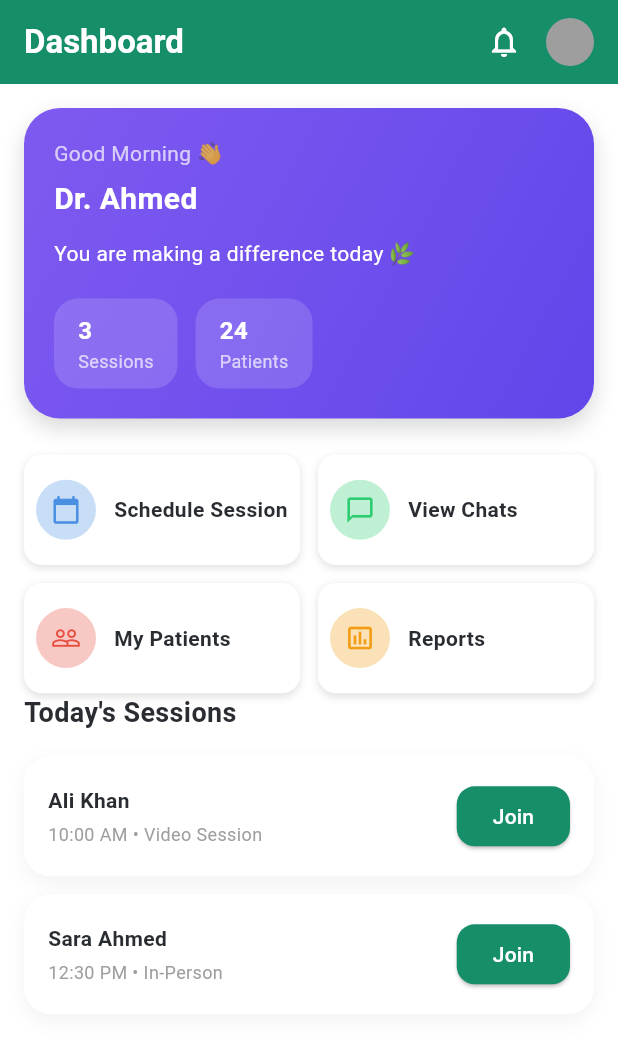
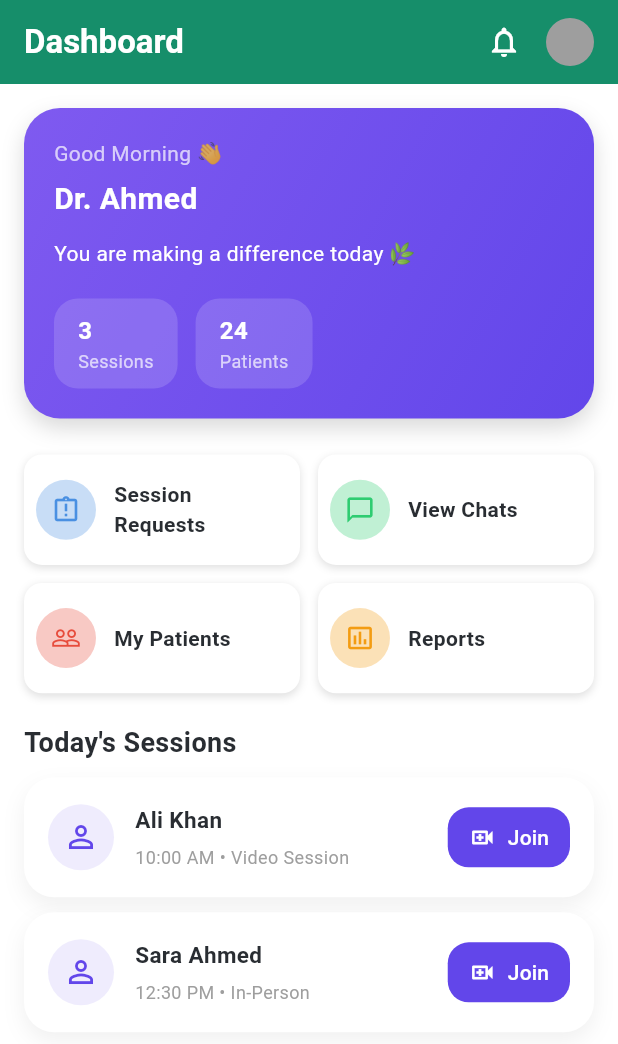
Before and after one commit to aneeq580/FYP-E-Therapy, a Flutter app: the screen it shows after launch, on a phone screen of 412 x 824 dp. Shown: the top 1044 px of the screen. Run offline on Flutter 3.47's test engine with Material 3 defaults, Android fonts, the light colour scheme and no system bars; our stand-ins replace font_awesome_flutter.

Commit message:
Therapisr-Home

```diff
--- a/lib/therapist/screens/therapist_home_screen.dart
+++ b/lib/therapist/screens/therapist_home_screen.dart
@@ -43,14 +43,17 @@ class TherapistHomeScreen extends StatelessWidget {
               childAspectRatio: 2.5,
               children: [
                 QuickActionTile(
-                  icon: Icons.calendar_today,
-                  label: 'Schedule Session',
+                  icon: Icons.assignment_late_outlined, // or Icons.mail_outline
+                  label: 'Session Requests',
                   iconColor: AppColors.iconBookSession,
                   iconBackgroundColor: AppColors.iconBookSession.withOpacity(
                     0.3,
                   ),
-                  onTap: () {},
+                  onTap: () {
+                    // Navigate to Session Requests Screen
+                  },
                 ),
+
                 QuickActionTile(
                   icon: Icons.chat_bubble_outline,
                   label: 'View Chats',
@@ -79,12 +82,13 @@ class TherapistHomeScreen extends StatelessWidget {
             ),
 
             /// 🔹 Today's Sessions Title
+            SizedBox(height: 20),
             Text(
               "Today's Sessions",
               style: TextStyle(fontSize: 18, fontWeight: FontWeight.w600),
             ),
 
-            SizedBox(height: 16),
+            SizedBox(height: 10),
 
             /// 🔹 Example Session Cards
             TherapistTodaySessionCard(
@@ -93,7 +97,7 @@ class TherapistHomeScreen extends StatelessWidget {
               sessionType: "Video Session",
             ),
 
-            SizedBox(height: 12),
+            SizedBox(height: 10),
 
             TherapistTodaySessionCard(
               patientName: "Sara Ahmed",
--- a/lib/therapist/widgets/therapist_today_session_card.dart
+++ b/lib/therapist/widgets/therapist_today_session_card.dart
@@ -18,48 +18,65 @@ class TherapistTodaySessionCard extends StatelessWidget {
       padding: const EdgeInsets.all(16),
       decoration: BoxDecoration(
         color: Colors.white,
-        borderRadius: BorderRadius.circular(18),
+        borderRadius: BorderRadius.circular(20),
         boxShadow: [
           BoxShadow(
-            color: Colors.black.withOpacity(0.05),
-            blurRadius: 10,
-            offset: const Offset(0, 4),
+            color: Colors.black.withOpacity(0.06),
+            blurRadius: 12,
+            offset: const Offset(0, 6),
           ),
         ],
       ),
       child: Row(
-        mainAxisAlignment: MainAxisAlignment.spaceBetween,
         children: [
+          /// 👤 Patient Avatar
+          CircleAvatar(
+            radius: 22,
+            backgroundColor: const Color(0xFF6246EA).withOpacity(0.1),
+            child: const Icon(Icons.person_outline, color: Color(0xFF6246EA)),
+          ),
 
-          Column(
+          const SizedBox(width: 14),
+
+          /// 📄 Patient Info
+          Expanded(
+            child: Column(
               crossAxisAlignment: CrossAxisAlignment.start,
               children: [
                 Text(
                   patientName,
+                  maxLines: 1,
+                  overflow: TextOverflow.ellipsis,
                   style: const TextStyle(
                     fontWeight: FontWeight.w600,
+                    fontSize: 15,
                   ),
                 ),
-              const SizedBox(height: 4),
+                const SizedBox(height: 6),
                 Text(
                   "$time • $sessionType",
-                style: const TextStyle(
-                  fontSize: 12,
-                  color: Colors.grey,
-                ),
+                  style: const TextStyle(fontSize: 12, color: Colors.grey),
                 ),
               ],
             ),
+          ),
 
-          ElevatedButton(
+          const SizedBox(width: 12),
+
+          /// 🎥 Join Button
+          ElevatedButton.icon(
             onPressed: () {},
+            icon: const Icon(Icons.video_call_outlined, size: 18),
+            label: const Text("Join"),
             style: ElevatedButton.styleFrom(
+              elevation: 0,
+              backgroundColor: const Color(0xFF6246EA),
+              padding: const EdgeInsets.symmetric(horizontal: 14, vertical: 10),
               shape: RoundedRectangleBorder(
-                borderRadius: BorderRadius.circular(12),
+                borderRadius: BorderRadius.circular(14),
               ),
             ),
-            child: const Text("Join"),
-          )
+          ),
         ],
       ),
     );
```
Lines whose indentation alone changed are shown as unchanged.
